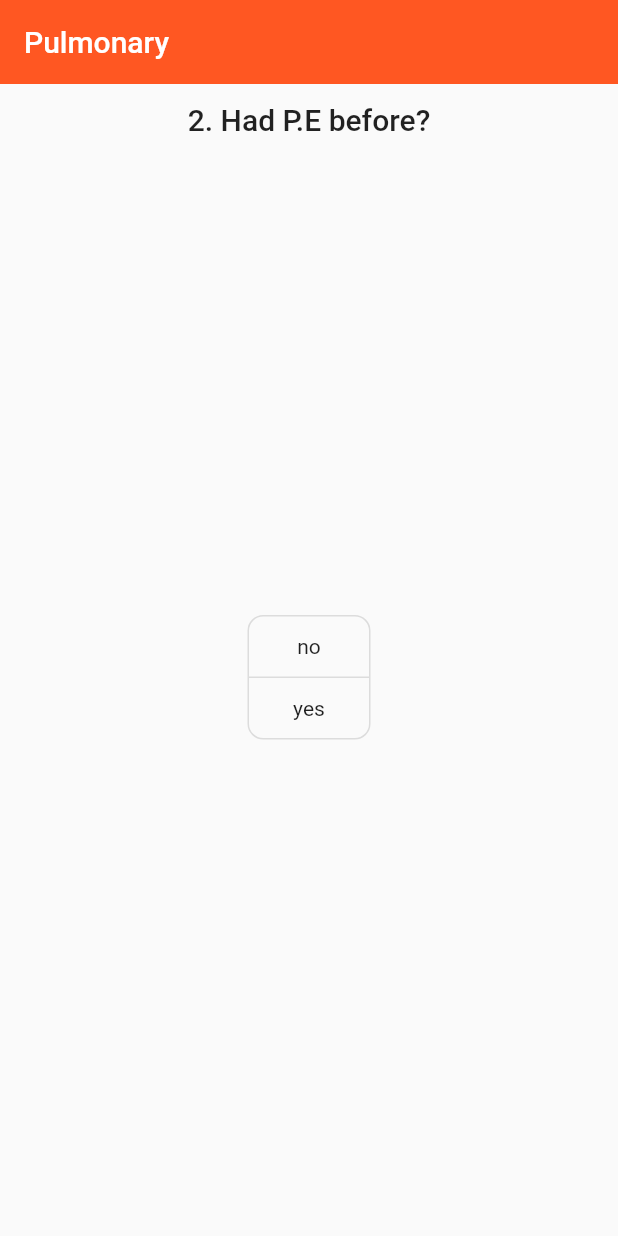
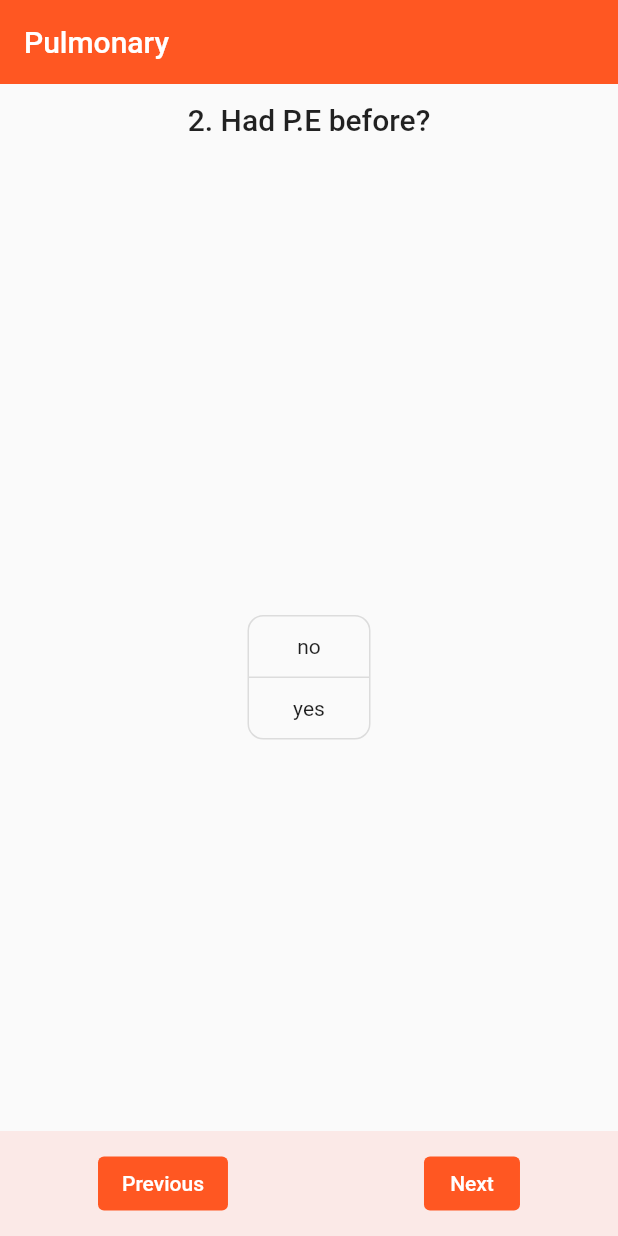
Before and after one commit to jeronasiedu/health_test_demo, a Flutter app: the screen it shows after launch, swiped to page 2, on a phone screen of 412 x 824 dp. Run offline on Flutter 3.47's test engine with Material 2 defaults, Android fonts, the phone set to English and light mode, and no system bars.

Commit message:
finish pulmonary ui

```diff
--- a/lib/pulmonary.dart
+++ b/lib/pulmonary.dart
@@ -23,6 +23,15 @@ class _PulmonaryState extends State<Pulmonary> {
     });
   }
 
+  var buttonStyle = ElevatedButton.styleFrom(
+    onPrimary: Colors.white,
+    elevation: 0,
+  );
+  final pageController = PageController(
+    initialPage: 1,
+  );
+  int currentPageIndex = 0;
+
   @override
   Widget build(BuildContext context) {
     return Scaffold(
@@ -31,6 +40,12 @@ class _PulmonaryState extends State<Pulmonary> {
       ),
       body: PageView.builder(
         itemCount: questions.length,
+        controller: pageController,
+        onPageChanged: (value) {
+          setState(() {
+            currentPageIndex = value;
+          });
+        },
         itemBuilder: (context, builderIndex) {
           return Padding(
             padding: const EdgeInsets.all(12.0),
@@ -70,6 +85,42 @@ class _PulmonaryState extends State<Pulmonary> {
           );
         },
       ),
+      bottomSheet: Container(
+        height: 70,
+        width: double.infinity,
+        color: Theme.of(context).secondaryHeaderColor,
+        child: currentPageIndex == questions.length - 1
+            ? ElevatedButton(
+                style: buttonStyle,
+                onPressed: () {},
+                child: const Text('Submit'),
+              )
+            : Row(
+                mainAxisAlignment: MainAxisAlignment.spaceAround,
+                children: [
+                  ElevatedButton(
+                    style: buttonStyle,
+                    onPressed: () {
+                      pageController.previousPage(
+                        duration: const Duration(milliseconds: 300),
+                        curve: Curves.fastOutSlowIn,
+                      );
+                    },
+                    child: const Text('Previous'),
+                  ),
+                  ElevatedButton(
+                    style: buttonStyle,
+                    onPressed: () {
+                      pageController.nextPage(
+                        duration: const Duration(milliseconds: 300),
+                        curve: Curves.fastOutSlowIn,
+                      );
+                    },
+                    child: const Text('Next'),
+                  ),
+                ],
+              ),
+      ),
     );
   }
 }
```
